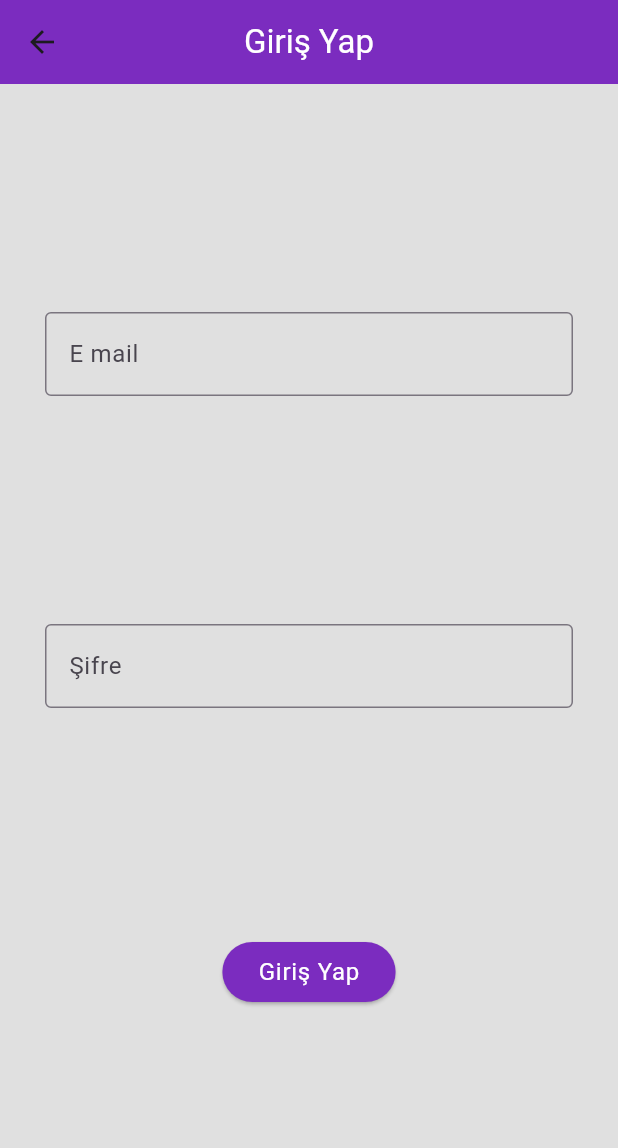
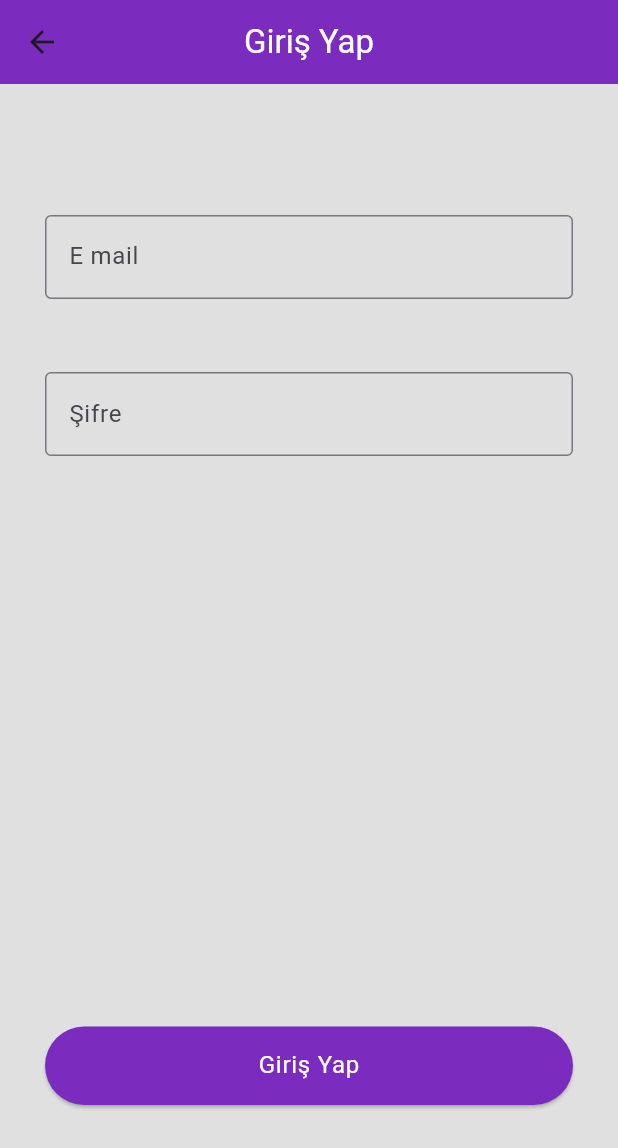
Before and after one commit to lewisVailed/TatlimiGetir, a Flutter app: the LoginPage screen opened directly, on a phone screen of 412 x 824 dp. Shown: the top 1148 px of the screen. Run offline on Flutter 3.47's test engine with Material 3 defaults, Android fonts, the phone set to English and light mode, and no system bars; our stand-ins replace another_carousel_pro, google_fonts.

Commit message:
page updates

```diff
--- a/Flutter/getir_clone_app/lib/main.dart
+++ b/Flutter/getir_clone_app/lib/main.dart
@@ -2,6 +2,8 @@
 import 'package:flutter/services.dart';
 import 'package:getir_clone_app/views/category%20detail_page.dart';
 import 'package:getir_clone_app/views/home_page.dart';
+import 'package:getir_clone_app/views/log_in_page.dart';
+import 'package:getir_clone_app/views/sign_in_page.dart';
 
 void main() {
   runApp(const MyApp());
@@ -34,7 +36,7 @@
         colorScheme: ColorScheme.fromSeed(seedColor: Colors.deepPurple),
         useMaterial3: true,
       ),
-      home: const CategoryDetailPage(),
+      home: const SigninPage(),
     );
   }
 }
--- a/Flutter/getir_clone_app/lib/views/log_in_page.dart
+++ b/Flutter/getir_clone_app/lib/views/log_in_page.dart
@@ -1,4 +1,5 @@
 import 'package:flutter/material.dart';
+import 'package:flutter/widgets.dart';
 import 'package:getir_clone_app/views/sign_in_page.dart';
 
 class LoginPage extends StatefulWidget {
@@ -22,12 +23,23 @@ class _LoginPageState extends State<LoginPage> {
       body: Padding(
         padding:  const EdgeInsets.symmetric(horizontal: 30),
         child: Column(
-          mainAxisAlignment: MainAxisAlignment.spaceEvenly,
+
           children: [
-
-            textField(hintText: _textFieldEposta,inputType: TextInputType.emailAddress),
-            textField(hintText: _textFieldPassword,obscureText: true,),
-            loginButton(buttonName: _buttonName)
+            const Spacer(flex: 5,),
+            Expanded(
+              flex: 5,
+              child: textField(hintText: _textFieldEposta,inputType: TextInputType.emailAddress)),
+            const Spacer(flex: 1,),
+            Expanded(
+              flex: 5,
+              child: textField(hintText: _textFieldPassword,obscureText: true,)),
+            const Spacer(flex: 20,),
+            Expanded(
+              flex: 3,
+              child: SizedBox(
+                width: MediaQuery.of(context).size.width,
+                child: loginButton(buttonName: _buttonName))),
+            const Spacer(flex: 5,),
           ],
         ),
       ),
--- a/Flutter/getir_clone_app/pubspec.yaml
+++ b/Flutter/getir_clone_app/pubspec.yaml
@@ -34,6 +34,8 @@ dependencies:
 
   #self-scrolling images
   another_carousel_pro: ^1.0.2
+
+  google_fonts: ^6.2.1
 
 
   # The following adds the Cupertino Icons font to your application.
```
Also changed, not shown: Flutter/getir_clone_app/lib/views/home_page.dart (+21 -1 lines), Flutter/getir_clone_app/pubspec.lock.
